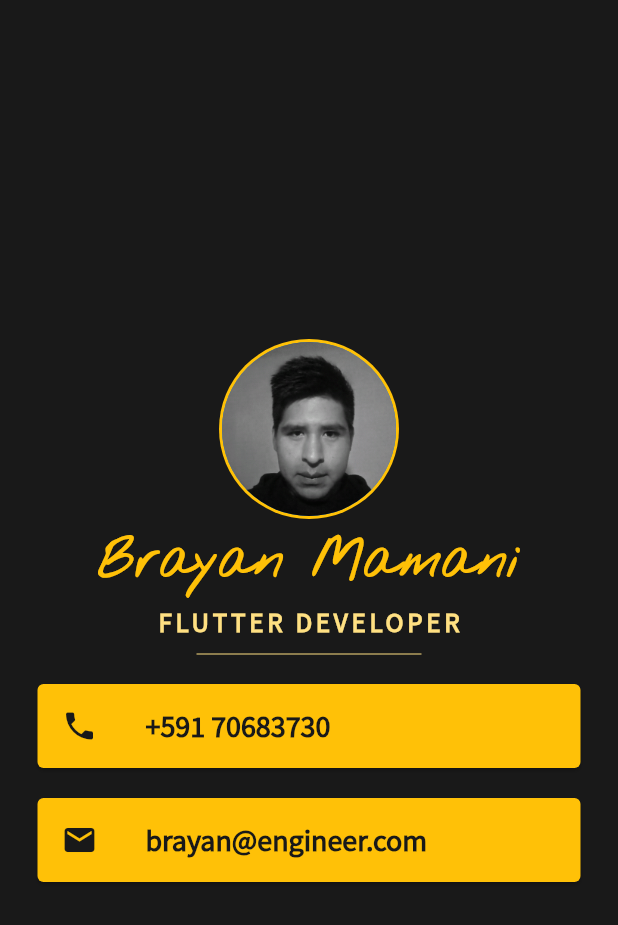
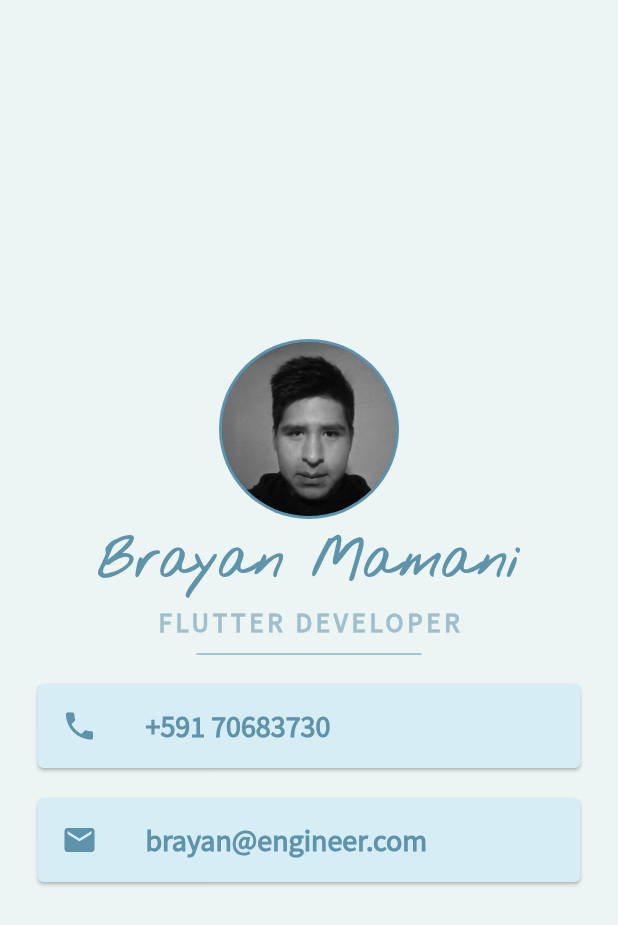
Before and after one commit to darteloper/mi_card, a Flutter app: the screen it shows after launch, on a phone screen of 412 x 824 dp. Shown: the top 925 px of the screen. Run offline on Flutter 3.47's test engine with Material 2 defaults, Android fonts, the phone set to English and light mode, and no system bars.

Commit message:
Upgrade application styles

```diff
--- a/lib/main.dart
+++ b/lib/main.dart
@@ -9,14 +9,14 @@ class MyApp extends StatelessWidget {
   Widget build(BuildContext context) {
     return MaterialApp(
       home: Scaffold(
-        backgroundColor: Color(0xFF191919),
+        backgroundColor: Color(0xFFecf4f4),
         body: SafeArea(
           child: Column(
             mainAxisAlignment: MainAxisAlignment.center,
             children: <Widget>[
               CircleAvatar(
                 radius: 60.0,
-                backgroundColor: Colors.amber,
+                backgroundColor: Color(0xFF5e93ac),
                 child: CircleAvatar(
                   radius: 58.0,
                   backgroundImage: AssetImage('images/brayan.png'),
@@ -31,7 +31,7 @@ class MyApp extends StatelessWidget {
                   fontFamily: 'Nothing You Could Do',
                   fontSize: 35.0,
                   fontWeight: FontWeight.bold,
-                  color: Colors.amber,
+                  color: Color(0xFF5e93ac),
                 ),
               ),
               SizedBox(
@@ -44,23 +44,23 @@ class MyApp extends StatelessWidget {
                   fontSize: 18.0,
                   letterSpacing: 2.5,
                   fontWeight: FontWeight.bold,
-                  color: Colors.amber.shade200,
+                  color: Color(0xFF9ec0ce),
                 ),
               ),
               SizedBox(
                 width: 150.0,
                 height: 20.0,
                 child: Divider(
-                  color: Colors.amber.shade200,
+                  color: Color(0xFF5b98b6),
                 ),
               ),
               Card(
                 margin: EdgeInsets.symmetric(horizontal: 25.0, vertical: 10.0),
-                color: Colors.amber,
+                color: Color(0xFFd6edf6),
                 child: ListTile(
                   leading: Icon(
                     Icons.phone,
-                    color: Color(0xFF191919),
+                    color: Color(0xFF5e93ac),
                   ),
                   title: Text(
                     '+591 70683730',
@@ -68,18 +68,18 @@ class MyApp extends StatelessWidget {
                       fontFamily: 'Source Sans Pro',
                       fontSize: 20.0,
                       fontWeight: FontWeight.bold,
-                      color: Color(0xFF191919),
+                      color: Color(0xFF5e93ac),
                     ),
                   ),
                 ),
               ),
               Card(
                 margin: EdgeInsets.symmetric(horizontal: 25.0, vertical: 10.0),
-                color: Colors.amber,
+                color: Color(0xFFd6edf6),
                 child: ListTile(
                   leading: Icon(
                     Icons.email,
-                    color: Color(0xFF191919),
+                    color: Color(0xFF5e93ac),
                   ),
                   title: Text(
                     'brayan@engineer.com',
@@ -87,7 +87,7 @@ class MyApp extends StatelessWidget {
                       fontFamily: 'Source Sans Pro',
                       fontSize: 20.0,
                       fontWeight: FontWeight.bold,
-                      color: Color(0xFF191919),
+                      color: Color(0xFF5e93ac),
                     ),
                   ),
                 ),
```
